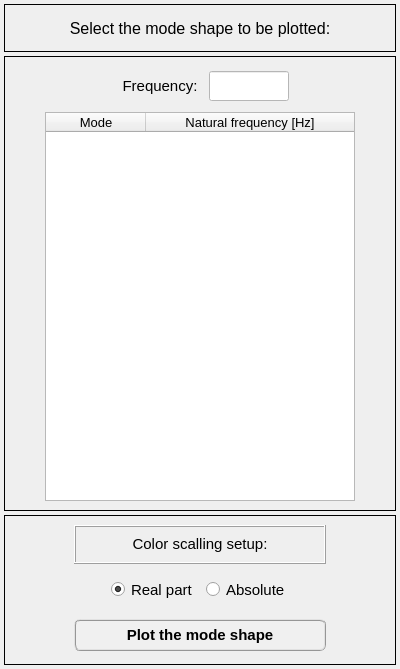
The window that data/user_input/ui/plots_/results_/structural_/plot_structural_mode_shape.ui (open-pulse/OpenPulse) describes before a commit, drawn with Qt 5.
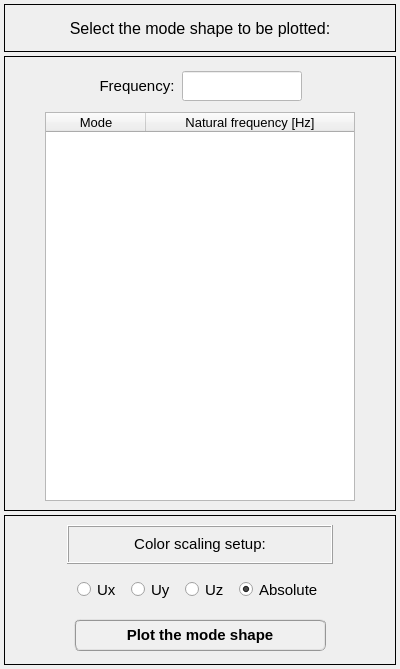
The same window after the commit.

Commit message: Adds scaling color controls to the field plots

What changed in the file:
```diff
--- a/data/user_input/ui/plots_/results_/structural_/plot_structural_mode_shape.ui
+++ b/data/user_input/ui/plots_/results_/structural_/plot_structural_mode_shape.ui
@@ -159,7 +159,10 @@
          <property name="bottomMargin">
           <number>0</number>
          </property>
-         <property name="spacing">
+         <property name="horizontalSpacing">
+          <number>6</number>
+         </property>
+         <property name="verticalSpacing">
           <number>0</number>
          </property>
          <item row="0" column="1">
@@ -199,23 +202,23 @@
            </property>
            <property name="minimumSize">
             <size>
-             <width>80</width>
+             <width>120</width>
              <height>30</height>
             </size>
            </property>
            <property name="maximumSize">
             <size>
-             <width>80</width>
+             <width>120</width>
              <height>30</height>
             </size>
            </property>
            <property name="font">
             <font>
-             <family>Arial</family>
-             <pointsize>12</pointsize>
-             <weight>75</weight>
-             <italic>true</italic>
-             <bold>true</bold>
+             <family>MS Shell Dlg 2</family>
+             <pointsize>11</pointsize>
+             <weight>50</weight>
+             <italic>false</italic>
+             <bold>false</bold>
             </font>
            </property>
            <property name="styleSheet">
@@ -445,46 +448,11 @@
           <number>0</number>
          </property>
          <property name="horizontalSpacing">
-          <number>8</number>
+          <number>10</number>
          </property>
          <property name="verticalSpacing">
           <number>0</number>
          </property>
-         <item row="0" column="2">
-          <widget class="QRadioButton" name="radioButton_last_node">
-           <property name="minimumSize">
-            <size>
-             <width>0</width>
-             <height>21</height>
-            </size>
-           </property>
-           <property name="maximumSize">
-            <size>
-             <width>200</width>
-             <height>21</height>
-            </size>
-           </property>
-           <property name="font">
-            <font>
-             <family>MS Shell Dlg 2</family>
-             <pointsize>11</pointsize>
-             <weight>50</weight>
-             <italic>false</italic>
-             <bold>false</bold>
-             <stylestrategy>PreferAntialias</stylestrategy>
-            </font>
-           </property>
-           <property name="focusPolicy">
-            <enum>Qt::ClickFocus</enum>
-           </property>
-           <property name="text">
-            <string>Absolute</string>
-           </property>
-           <property name="checked">
-            <bool>false</bool>
-           </property>
-          </widget>
-         </item>
          <item row="0" column="1">
           <widget class="QRadioButton" name="radioButton_first_node">
            <property name="enabled">
@@ -516,24 +484,14 @@
             <enum>Qt::ClickFocus</enum>
            </property>
            <property name="text">
-            <string>Real part</string>
+            <string>Ux</string>
            </property>
            <property name="checked">
-            <bool>true</bool>
+            <bool>false</bool>
            </property>
           </widget>
          </item>
-         <item row="0" column="0">
-          <widget class="QFrame" name="frame_9">
-           <property name="frameShape">
-            <enum>QFrame::NoFrame</enum>
-           </property>
-           <property name="frameShadow">
-            <enum>QFrame::Raised</enum>
-           </property>
-          </widget>
-         </item>
-         <item row="0" column="3">
+         <item row="0" column="5">
           <widget class="QFrame" name="frame_10">
            <property name="frameShape">
             <enum>QFrame::NoFrame</enum>
@@ -543,6 +501,127 @@
            </property>
           </widget>
          </item>
+         <item row="0" column="0">
+          <widget class="QFrame" name="frame_9">
+           <property name="frameShape">
+            <enum>QFrame::NoFrame</enum>
+           </property>
+           <property name="frameShadow">
+            <enum>QFrame::Raised</enum>
+           </property>
+          </widget>
+         </item>
+         <item row="0" column="4">
+          <widget class="QRadioButton" name="radioButton_absolute">
+           <property name="minimumSize">
+            <size>
+             <width>0</width>
+             <height>21</height>
+            </size>
+           </property>
+           <property name="maximumSize">
+            <size>
+             <width>200</width>
+             <height>21</height>
+            </size>
+           </property>
+           <property name="font">
+            <font>
+             <family>MS Shell Dlg 2</family>
+             <pointsize>11</pointsize>
+             <weight>50</weight>
+             <italic>false</italic>
+             <bold>false</bold>
+             <stylestrategy>PreferAntialias</stylestrategy>
+            </font>
+           </property>
+           <property name="focusPolicy">
+            <enum>Qt::ClickFocus</enum>
+           </property>
+           <property name="text">
+            <string>Absolute</string>
+           </property>
+           <property name="checked">
+            <bool>true</bool>
+           </property>
+          </widget>
+         </item>
+         <item row="0" column="3">
+          <widget class="QRadioButton" name="radioButton_real_part_uz">
+           <property name="enabled">
+            <bool>true</bool>
+           </property>
+           <property name="minimumSize">
+            <size>
+             <width>0</width>
+             <height>21</height>
+            </size>
+           </property>
+           <property name="maximumSize">
+            <size>
+             <width>200</width>
+             <height>21</height>
+            </size>
+           </property>
+           <property name="font">
+            <font>
+             <family>MS Shell Dlg 2</family>
+             <pointsize>11</pointsize>
+             <weight>50</weight>
+             <italic>false</italic>
+             <bold>false</bold>
+             <stylestrategy>PreferAntialias</stylestrategy>
+            </font>
+           </property>
+           <property name="focusPolicy">
+            <enum>Qt::ClickFocus</enum>
+           </property>
+           <property name="text">
+            <string>Uz</string>
+           </property>
+           <property name="checked">
+            <bool>false</bool>
+           </property>
+          </widget>
+         </item>
+         <item row="0" column="2">
+          <widget class="QRadioButton" name="radioButton_real_part_uy">
+           <property name="enabled">
+            <bool>true</bool>
+           </property>
+           <property name="minimumSize">
+            <size>
+             <width>0</width>
+             <height>21</height>
+            </size>
+           </property>
+           <property name="maximumSize">
+            <size>
+             <width>200</width>
+             <height>21</height>
+            </size>
+           </property>
+           <property name="font">
+            <font>
+             <family>MS Shell Dlg 2</family>
+             <pointsize>11</pointsize>
+             <weight>50</weight>
+             <italic>false</italic>
+             <bold>false</bold>
+             <stylestrategy>PreferAntialias</stylestrategy>
+            </font>
+           </property>
+           <property name="focusPolicy">
+            <enum>Qt::ClickFocus</enum>
+           </property>
+           <property name="text">
+            <string>Uy</string>
+           </property>
+           <property name="checked">
+            <bool>false</bool>
+           </property>
+          </widget>
+         </item>
         </layout>
        </widget>
       </item>
@@ -603,7 +682,7 @@
             <number>0</number>
            </property>
            <property name="text">
-            <string>Color scalling setup:</string>
+            <string>Color scaling setup:</string>
            </property>
            <property name="alignment">
             <set>Qt::AlignCenter</set>
```
Left out of the diff: 6 changed lines with no effect on the pictures. The commit also changes 14 other files.
